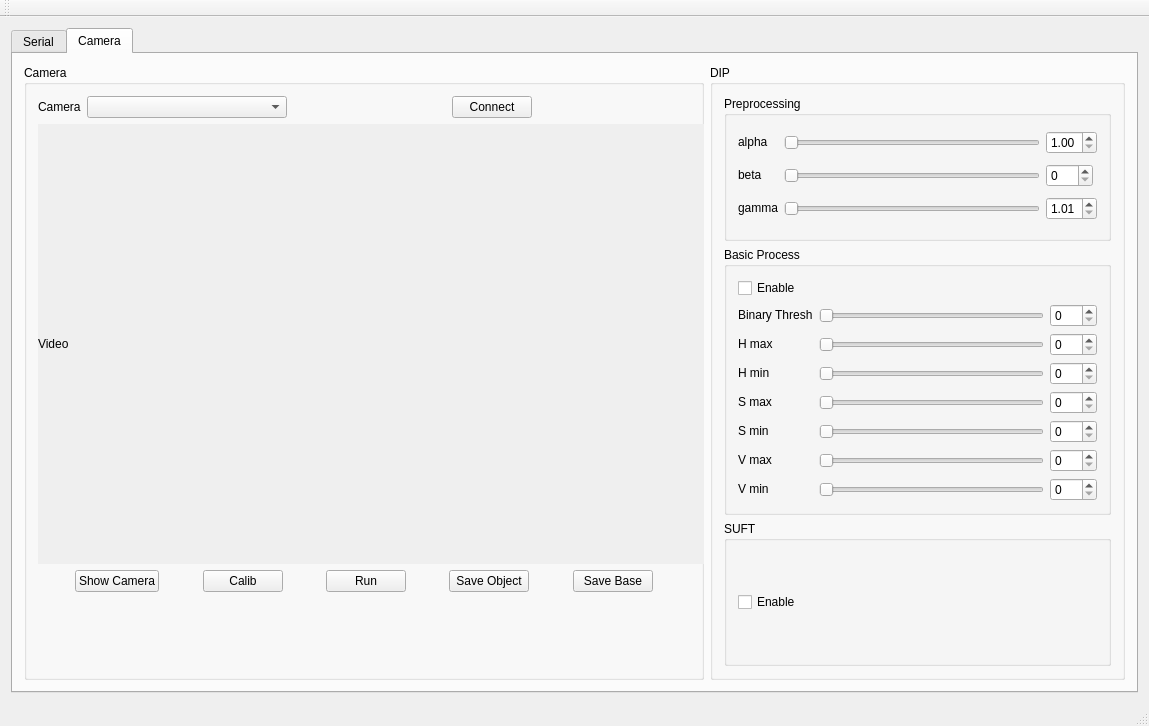
Before: the Qt Designer form mainwindow.ui in darkdragon276/ROBOT_5DOF_GUI, drawn with Qt 5.
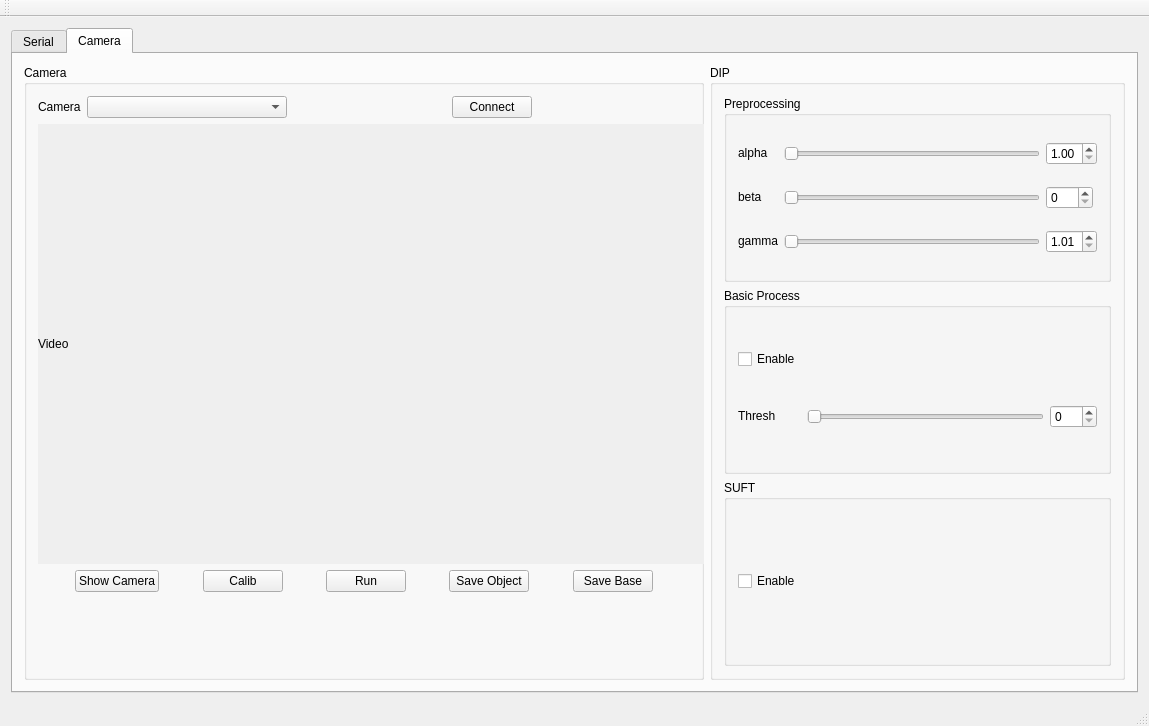
After: the same form once the commit is applied. Custom widgets are drawn as their Qt base class.

Diff of the .ui file:
```diff
--- a/mainwindow.ui
+++ b/mainwindow.ui
@@ -1027,90 +1027,16 @@
               <string>Basic Process</string>
              </property>
              <layout class="QGridLayout" name="gridLayout_5">
-              <item row="3" column="1">
-               <widget class="QSlider" name="horizontalSlider_Hmin">
-                <property name="minimumSize">
-                 <size>
-                  <width>200</width>
-                  <height>0</height>
-                 </size>
+              <item row="1" column="0">
+               <widget class="QLabel" name="label_BasicBinaryThresh">
+                <property name="sizePolicy">
+                 <sizepolicy hsizetype="Fixed" vsizetype="Fixed">
+                  <horstretch>0</horstretch>
+                  <verstretch>0</verstretch>
+                 </sizepolicy>
                 </property>
-                <property name="maximum">
-                 <number>255</number>
-                </property>
-                <property name="orientation">
-                 <enum>Qt::Horizontal</enum>
-                </property>
-               </widget>
-              </item>
-              <item row="6" column="1">
-               <widget class="QSlider" name="horizontalSlider_Vmax">
-                <property name="minimumSize">
-                 <size>
-                  <width>200</width>
-                  <height>0</height>
-                 </size>
-                </property>
-                <property name="maximum">
-                 <number>255</number>
-                </property>
-                <property name="orientation">
-                 <enum>Qt::Horizontal</enum>
-                </property>
-               </widget>
-              </item>
-              <item row="2" column="1">
-               <widget class="QSlider" name="horizontalSlider_Hmax">
-                <property name="minimumSize">
-                 <size>
-                  <width>200</width>
-                  <height>0</height>
-                 </size>
-                </property>
-                <property name="minimum">
-                 <number>0</number>
-                </property>
-                <property name="maximum">
-                 <number>179</number>
-                </property>
-                <property name="orientation">
-                 <enum>Qt::Horizontal</enum>
-                </property>
-               </widget>
-              </item>
-              <item row="6" column="2">
-               <widget class="QDoubleSpinBox" name="doubleSpinBox_Vmax">
-                <property name="decimals">
-                 <number>0</number>
-                </property>
-                <property name="maximum">
-                 <double>255.000000000000000</double>
-                </property>
-               </widget>
-              </item>
-              <item row="4" column="1">
-               <widget class="QSlider" name="horizontalSlider_Smax">
-                <property name="minimumSize">
-                 <size>
-                  <width>200</width>
-                  <height>0</height>
-                 </size>
-                </property>
-                <property name="maximum">
-                 <number>255</number>
-                </property>
-                <property name="orientation">
-                 <enum>Qt::Horizontal</enum>
-                </property>
-               </widget>
-              </item>
-              <item row="7" column="2">
-               <widget class="QDoubleSpinBox" name="doubleSpinBox_Vmin">
-                <property name="decimals">
-                 <number>0</number>
-                </property>
-                <property name="maximum">
-                 <double>255.000000000000000</double>
+                <property name="text">
+                 <string>Thresh</string>
                 </property>
                </widget>
               </item>
@@ -1159,169 +1085,6 @@
                 </property>
                </widget>
               </item>
-              <item row="2" column="2">
-               <widget class="QDoubleSpinBox" name="doubleSpinBox_Hmax">
-                <property name="decimals">
-                 <number>0</number>
-                </property>
-                <property name="maximum">
-                 <double>179.000000000000000</double>
-                </property>
-               </widget>
-              </item>
-              <item row="5" column="0">
-               <widget class="QLabel" name="label_smin">
-                <property name="sizePolicy">
-                 <sizepolicy hsizetype="Fixed" vsizetype="Fixed">
-                  <horstretch>0</horstretch>
-                  <verstretch>0</verstretch>
-                 </sizepolicy>
-                </property>
-                <property name="text">
-                 <string>S min</string>
-                </property>
-               </widget>
-              </item>
-              <item row="3" column="2">
-               <widget class="QDoubleSpinBox" name="doubleSpinBox_Hmin">
-                <property name="decimals">
-                 <number>0</number>
-                </property>
-                <property name="maximum">
-                 <double>179.000000000000000</double>
-                </property>
-               </widget>
-              </item>
-              <item row="4" column="0">
-               <widget class="QLabel" name="label_smax">
-                <property name="sizePolicy">
-                 <sizepolicy hsizetype="Fixed" vsizetype="Fixed">
-                  <horstretch>0</horstretch>
-                  <verstretch>0</verstretch>
-                 </sizepolicy>
-                </property>
-                <property name="text">
-                 <string>S max</string>
-                </property>
-               </widget>
-              </item>
-              <item row="7" column="0">
-               <widget class="QLabel" name="label_vmin">
-                <property name="sizePolicy">
-                 <sizepolicy hsizetype="Fixed" vsizetype="Fixed">
-                  <horstretch>0</horstretch>
-                  <verstretch>0</verstretch>
-                 </sizepolicy>
-                </property>
-                <property name="text">
-                 <string>V min</string>
-                </property>
-               </widget>
-              </item>
-              <item row="1" column="0">
-               <widget class="QLabel" name="label_BasicBinaryThresh">
-                <property name="sizePolicy">
-                 <sizepolicy hsizetype="Fixed" vsizetype="Fixed">
-                  <horstretch>0</horstretch>
-                  <verstretch>0</verstretch>
-                 </sizepolicy>
-                </property>
-                <property name="text">
-                 <string>Binary Thresh</string>
-                </property>
-               </widget>
-              </item>
-              <item row="7" column="1">
-               <widget class="QSlider" name="horizontalSlider_Vmin">
-                <property name="minimumSize">
-                 <size>
-                  <width>200</width>
-                  <height>0</height>
-                 </size>
-                </property>
-                <property name="maximum">
-                 <number>255</number>
-                </property>
-                <property name="orientation">
-                 <enum>Qt::Horizontal</enum>
-                </property>
-               </widget>
-              </item>
-              <item row="5" column="2">
-               <widget class="QDoubleSpinBox" name="doubleSpinBox_Smin">
-                <property name="decimals">
-                 <number>0</number>
-                </property>
-                <property name="maximum">
-                 <double>255.000000000000000</double>
-                </property>
-               </widget>
-              </item>
-              <item row="3" column="0">
-               <widget class="QLabel" name="label_hmin">
-                <property name="sizePolicy">
-                 <sizepolicy hsizetype="Fixed" vsizetype="Fixed">
-                  <horstretch>0</horstretch>
-                  <verstretch>0</verstretch>
-                 </sizepolicy>
-                </property>
-                <property name="text">
-                 <string>H min</string>
-                </property>
-               </widget>
-              </item>
-              <item row="2" column="0">
-               <widget class="QLabel" name="label_hmax">
-                <property name="sizePolicy">
-                 <sizepolicy hsizetype="Fixed" vsizetype="Fixed">
-                  <horstretch>0</horstretch>
-                  <verstretch>0</verstretch>
-                 </sizepolicy>
-                </property>
-                <property name="text">
-                 <string>H max</string>
-                </property>
-               </widget>
-              </item>
-              <item row="4" column="2">
-               <widget class="QDoubleSpinBox" name="doubleSpinBox_Smax">
-                <property name="decimals">
-                 <number>0</number>
-                </property>
-                <property name="maximum">
-                 <double>255.000000000000000</double>
-                </property>
-               </widget>
-              </item>
-              <item row="6" column="0">
-               <widget class="QLabel" name="label_vmax">
-                <property name="sizePolicy">
-                 <sizepolicy hsizetype="Fixed" vsizetype="Fixed">
-                  <horstretch>0</horstretch>
-                  <verstretch>0</verstretch>
-                 </sizepolicy>
-                </property>
-                <property name="text">
-                 <string>V max</string>
-                </property>
-               </widget>
-              </item>
-              <item row="5" column="1">
-               <widget class="QSlider" name="horizontalSlider_Smin">
-                <property name="minimumSize">
-                 <size>
-                  <width>200</width>
-                  <height>0</height>
-                 </size>
-                </property>
-                <property name="maximum">
-                 <number>255</number>
-                </property>
-                <property name="orientation">
-                 <enum>Qt::Horizontal</enum>
-                </property>
-               </widget>
-              </item>
              </layout>
             </widget>
            </item>
```
